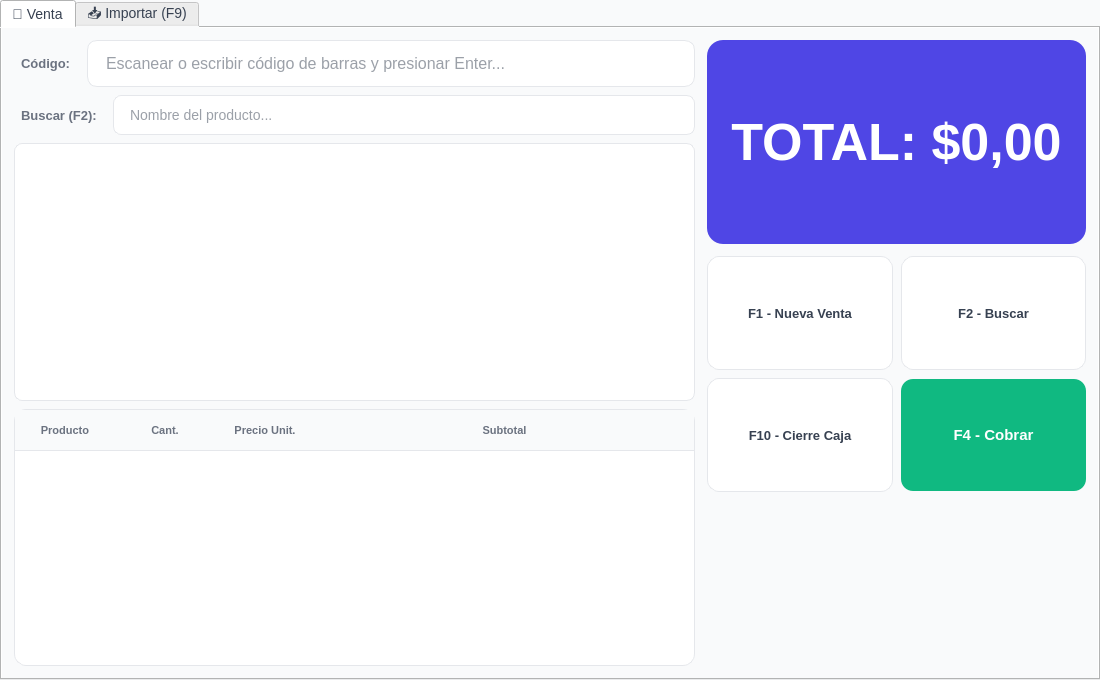
Old version of the form src/infrastructure/ui/windows/main_window.ui in the repository gustavoJimenezz/mostrador-kiosco-punto-de-venta.
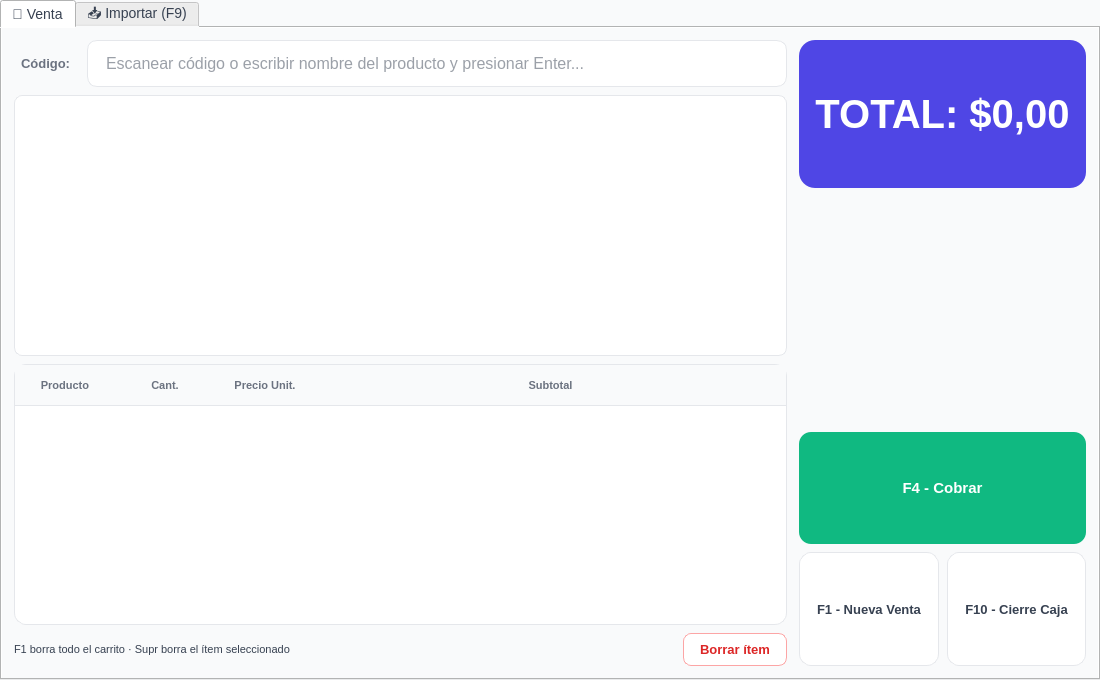
New version of the form.

```diff
--- a/src/infrastructure/ui/windows/main_window.ui
+++ b/src/infrastructure/ui/windows/main_window.ui
@@ -20,7 +20,7 @@
 }
 
 /* LABELS INDICATIVOS */
-QLabel#barcode_label, QLabel#search_label {
+QLabel#barcode_label {
     color: #6b7280;
     font-size: 13px;
     font-weight: 600;
@@ -41,19 +41,6 @@
     padding: 11px 15px;
 }
 
-/* SEARCH INPUT */
-QLineEdit#search_input {
-    background-color: #ffffff;
-    border: 1px solid #e5e7eb;
-    border-radius: 8px;
-    padding: 10px 14px;
-    font-size: 14px;
-}
-QLineEdit#search_input:focus {
-    border: 2px solid #10b981;
-    padding: 9px 13px;
-}
-
 /* SEARCH RESULTS */
 QListWidget#search_results {
     background-color: #ffffff;
@@ -105,15 +92,14 @@
     background-color: #4f46e5;
     color: #ffffff;
     border-radius: 16px;
-    padding: 32px 24px;
-    font-size: 52px;
+    padding: 24px 16px;
+    font-size: 40px;
     font-weight: 900;
-    min-height: 140px;
+    min-height: 100px;
 }
 
-/* BOTONES F1, F2, F10 */
+/* BOTONES F1, F10 */
 QPushButton#btn_new_sale,
-QPushButton#btn_search,
 QPushButton#btn_cash_close {
     background-color: #ffffff;
     color: #374151;
@@ -124,8 +110,7 @@
     font-weight: 600;
     min-height: 72px;
 }
-QPushButton#btn_new_sale:hover,
-QPushButton#btn_search:hover {
+QPushButton#btn_new_sale:hover {
     background-color: #eef2ff;
     border-color: #4f46e5;
     color: #4f46e5;
@@ -150,6 +135,31 @@
 QPushButton#btn_confirm:hover { background-color: #059669; }
 QPushButton#btn_confirm:pressed { background-color: #047857; }
 
+/* BOTÓN BORRAR ÍTEM */
+QPushButton#btn_delete_item {
+    background-color: #ffffff;
+    color: #dc2626;
+    border: 1px solid #fca5a5;
+    border-radius: 8px;
+    padding: 8px 16px;
+    font-size: 13px;
+    font-weight: 600;
+}
+QPushButton#btn_delete_item:hover {
+    background-color: #fff5f5;
+    border-color: #dc2626;
+}
+QPushButton#btn_delete_item:disabled {
+    color: #d1d5db;
+    border-color: #e5e7eb;
+}
+
+/* HINT ATAJOS CARRITO */
+QLabel#hint_delete_label {
+    color: #374151;
+    font-size: 11px;
+}
+
 /* SCROLLBARS */
 QScrollBar:vertical {
     background: transparent;
@@ -237,7 +247,7 @@
             <item>
              <widget class="QLineEdit" name="barcode_input">
               <property name="placeholderText">
-               <string>Escanear o escribir código de barras y presionar Enter...</string>
+               <string>Escanear código o escribir nombre del producto y presionar Enter...</string>
               </property>
               <property name="clearButtonEnabled">
                <bool>true</bool>
@@ -246,28 +256,6 @@
             </item>
            </layout>
           </item>
-          <item>
-           <!-- Sección de búsqueda por nombre (F2) -->
-           <layout class="QHBoxLayout" name="search_row">
-            <item>
-             <widget class="QLabel" name="search_label">
-              <property name="text">
-               <string>Buscar (F2):</string>
-              </property>
-             </widget>
-            </item>
-            <item>
-             <widget class="QLineEdit" name="search_input">
-              <property name="placeholderText">
-               <string>Nombre del producto...</string>
-              </property>
-              <property name="visible">
-               <bool>false</bool>
-              </property>
-             </widget>
-            </item>
-           </layout>
-          </item>
           <item>
            <!-- Lista de resultados de búsqueda por nombre -->
            <widget class="QListWidget" name="search_results">
@@ -316,6 +304,38 @@
             </column>
            </widget>
           </item>
+          <item>
+           <!-- Fila inferior: hint de atajos + botón borrar -->
+           <layout class="QHBoxLayout" name="cart_actions_row">
+            <item>
+             <widget class="QLabel" name="hint_delete_label">
+              <property name="text">
+               <string>F1 borra todo el carrito · Supr borra el ítem seleccionado</string>
+              </property>
+             </widget>
+            </item>
+            <item>
+             <spacer name="cart_actions_spacer">
+              <property name="orientation">
+               <enum>Qt::Horizontal</enum>
+              </property>
+              <property name="sizeHint" stdset="0">
+               <size>
+                <width>40</width>
+                <height>20</height>
+               </size>
+              </property>
+             </spacer>
+            </item>
+            <item>
+             <widget class="QPushButton" name="btn_delete_item">
+              <property name="text">
+               <string>Borrar ítem</string>
+              </property>
+             </widget>
+            </item>
+           </layout>
+          </item>
          </layout>
         </widget>
        </item>
@@ -353,10 +373,27 @@
             <property name="alignment">
              <set>Qt::AlignCenter</set>
             </property>
+            <property name="wordWrap">
+             <bool>true</bool>
+            </property>
            </widget>
           </item>
           <item>
-           <!-- Contenedor de botones de acción en grilla 2x2 -->
+           <!-- Spacer flexible que empuja los botones al fondo -->
+           <spacer name="right_middle_spacer">
+            <property name="orientation">
+             <enum>Qt::Vertical</enum>
+            </property>
+            <property name="sizeHint" stdset="0">
+             <size>
+              <width>20</width>
+              <height>40</height>
+             </size>
+            </property>
+           </spacer>
+          </item>
+          <item>
+           <!-- Bloque inferior anclado al piso: cobrar + nueva/cierre -->
            <widget class="QWidget" name="action_buttons_container">
             <layout class="QGridLayout" name="buttons_grid">
              <property name="spacing">
@@ -374,7 +411,16 @@
              <property name="bottomMargin">
               <number>0</number>
              </property>
-             <item row="0" column="0">
+             <!-- Fila 0: cobrar ocupa las 2 columnas -->
+             <item row="0" column="0" colspan="2">
+              <widget class="QPushButton" name="btn_confirm">
+               <property name="text">
+                <string>F4 - Cobrar</string>
+               </property>
+              </widget>
+             </item>
+             <!-- Fila 1: nueva venta | cierre de caja -->
+             <item row="1" column="0">
               <widget class="QPushButton" name="btn_new_sale">
                <property name="text">
                 <string>F1 - Nueva Venta</string>
@@ -384,53 +430,16 @@
                </property>
               </widget>
              </item>
-             <item row="0" column="1">
-              <widget class="QPushButton" name="btn_search">
-               <property name="text">
-                <string>F2 - Buscar</string>
-               </property>
-               <property name="shortcut">
-                <string>F2</string>
-               </property>
-              </widget>
-             </item>
-             <item row="1" column="0">
+             <item row="1" column="1">
               <widget class="QPushButton" name="btn_cash_close">
                <property name="text">
                 <string>F10 - Cierre Caja</string>
                </property>
-               <property name="shortcut">
-                <string>F10</string>
-               </property>
-              </widget>
-             </item>
-             <item row="1" column="1">
-              <widget class="QPushButton" name="btn_confirm">
-               <property name="text">
-                <string>F4 - Cobrar</string>
-               </property>
-               <property name="shortcut">
-                <string>F4</string>
-               </property>
               </widget>
              </item>
             </layout>
            </widget>
           </item>
-          <item>
-           <!-- Spacer para empujar los botones hacia arriba -->
-           <spacer name="right_bottom_spacer">
-            <property name="orientation">
-             <enum>Qt::Vertical</enum>
-            </property>
-            <property name="sizeHint" stdset="0">
-             <size>
-              <width>20</width>
-              <height>40</height>
-             </size>
-            </property>
-           </spacer>
-          </item>
          </layout>
         </widget>
        </item>
```
Left out of the diff: 5 changed lines with no effect on the pictures.
